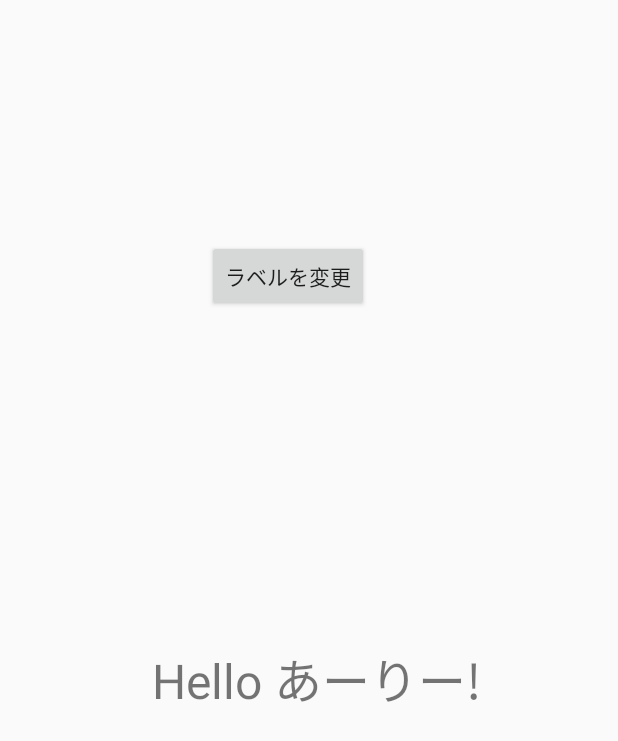
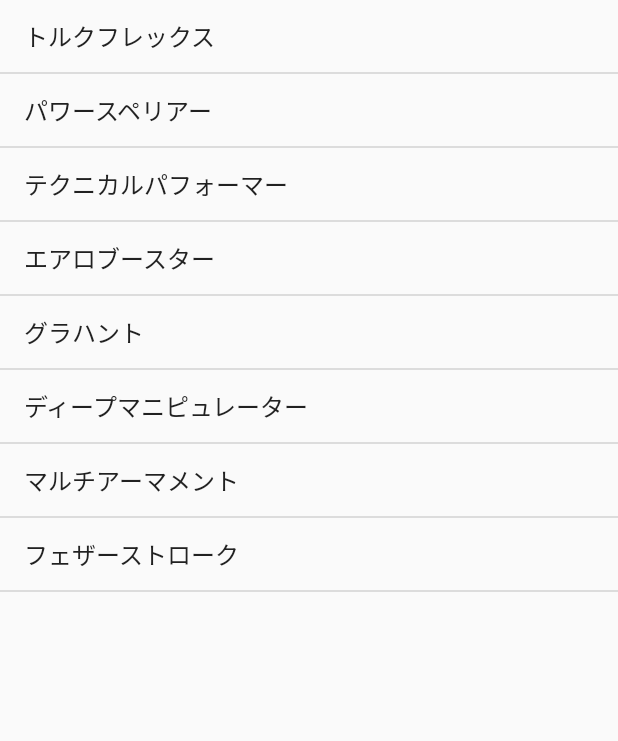
Before and after one commit to arlly/AndroidStudy, an Android app: the layout activity_main.xml on its own in the app's theme, with its tools: preview values and no code run, on a phone screen of 412 x 824 dp. Shown: the top 741 px of the screen. Run offline under Robolectric (Android 15) with nearby library versions, the phone set to English and light mode, and no system bars.

Commit message:
Listviewの復習

```diff
--- a/app/build.gradle
+++ b/app/build.gradle
@@ -26,4 +26,5 @@ dependencies {
     testImplementation 'junit:junit:4.12'
     androidTestImplementation 'androidx.test.ext:junit:1.1.0'
     androidTestImplementation 'androidx.test.espresso:espresso-core:3.1.1'
+    implementation 'androidx.recyclerview:recyclerview:1.1.0'
 }
--- a/app/src/main/res/layout/activity_main.xml
+++ b/app/src/main/res/layout/activity_main.xml
@@ -1,32 +1,11 @@
 <?xml version="1.0" encoding="utf-8"?>
-<androidx.constraintlayout.widget.ConstraintLayout xmlns:android="http://schemas.android.com/apk/res/android"
-    xmlns:app="http://schemas.android.com/apk/res-auto"
-    xmlns:tools="http://schemas.android.com/tools"
-    android:layout_width="match_parent"
-    android:layout_height="match_parent"
-    tools:context=".MainActivity">
+<LinearLayout xmlns:android="http://schemas.android.com/apk/res/android"
+    android:orientation="vertical" android:layout_width="match_parent"
+    android:layout_height="match_parent">
 
-    <TextView
-        android:id="@+id/chage"
-        android:layout_width="wrap_content"
-        android:layout_height="wrap_content"
-        android:text="Hello あーりー!"
-        android:textSize="32sp"
-        app:layout_constraintBottom_toBottomOf="parent"
-        app:layout_constraintLeft_toLeftOf="parent"
-        app:layout_constraintTop_toTopOf="parent"
-        android:layout_marginLeft="101dp"
-        android:layout_marginTop="81dp"/>
-
-    <Button
-        android:id="@+id/mybottun"
-        android:onClick="changeLabel"
-        android:text="ラベルを変更"
-        android:layout_width="wrap_content"
-        android:layout_height="wrap_content"
-        app:layout_constraintTop_toTopOf="parent"
-        app:layout_constraintLeft_toLeftOf="parent"
-        android:layout_marginLeft="138dp"
-        android:layout_marginTop="160dp" />
-
-</androidx.constraintlayout.widget.ConstraintLayout>
+    <ListView
+        android:id="@+id/list"
+        android:layout_width="match_parent"
+        android:layout_height="match_parent"
+        android:entries="@array/spice"/>
+</LinearLayout>
--- a/app/src/main/res/values/strings.xml
+++ b/app/src/main/res/values/strings.xml
@@ -1,3 +1,13 @@
 <resources>
-    <string name="app_name">My BasicApplication</string>
+    <string name="app_name">LinerBasic</string>
+    <string-array name="spice">
+        <item>トルクフレックス</item>
+        <item>パワースペリアー</item>
+        <item>テクニカルパフォーマー</item>
+        <item>エアロブースター</item>
+        <item>グラハント</item>
+        <item>ディープマニピュレーター</item>
+        <item>マルチアーマメント</item>
+        <item>フェザーストローク</item>
+    </string-array>
 </resources>
```
Also changed, not shown: app/src/main/java/com/example/mybasicapplication/MainActivity.java (+3 -89 lines).
